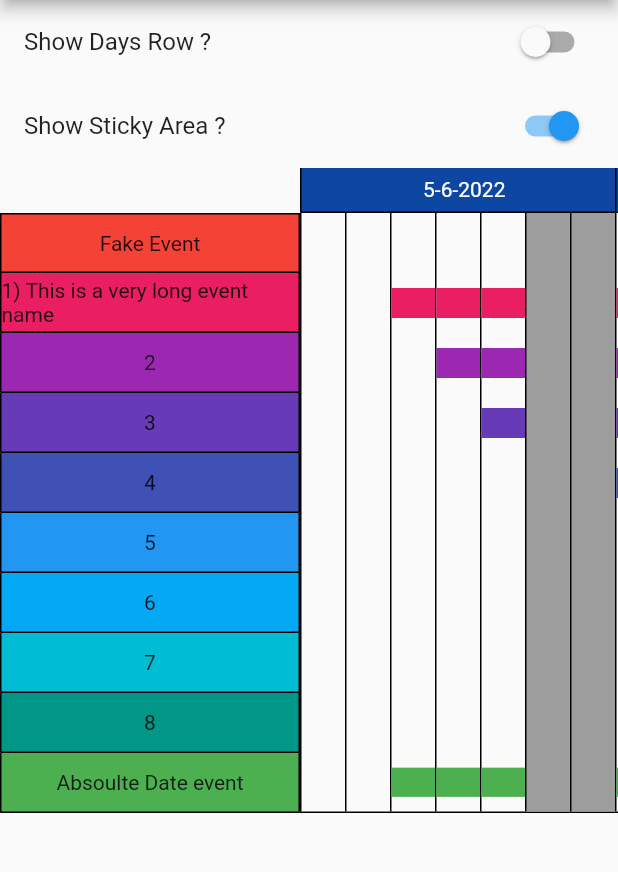
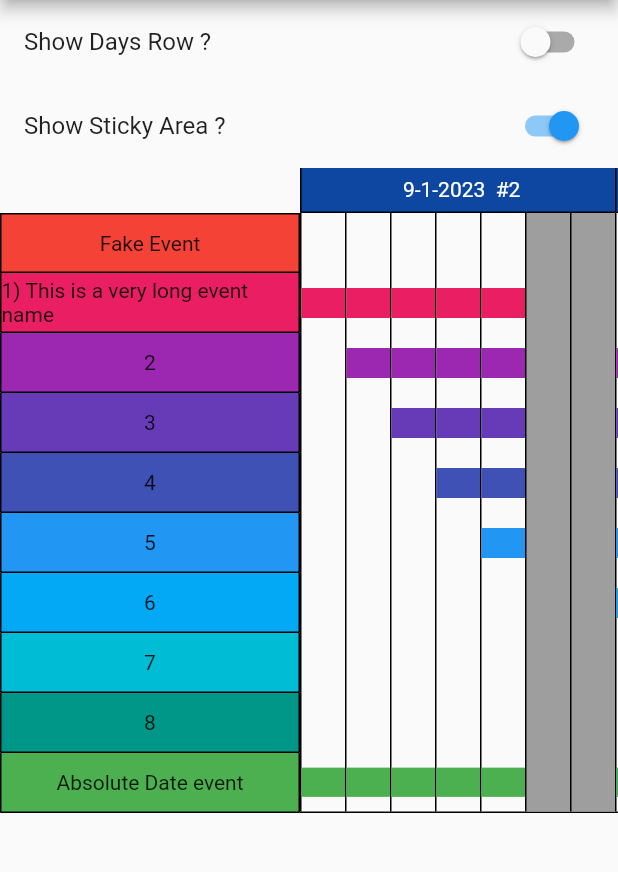
Before and after one commit to Bdaya-Dev/flutter_gantt_chart, a Flutter app: the screen it shows after launch, after a tap on "Show Days Row ?", on a phone screen of 412 x 824 dp, the part 84-956 px from its top. Run offline on Flutter 3.47's test engine with Material 2 defaults, Android fonts, the phone set to English and light mode, and no system bars.

Commit message:
adding day n° + week number

```diff
--- a/example/lib/main.dart
+++ b/example/lib/main.dart
@@ -27,9 +27,7 @@ class MyApp extends StatelessWidget {
       debugShowCheckedModeBanner: false,
       scrollBehavior: MyCustomScrollBehavior(),
       title: 'Flutter Demo',
-      theme: ThemeData(
-        primarySwatch: Colors.blue,
-      ),
+      theme: ThemeData(primarySwatch: Colors.blue),
       home: const MyHomePage(),
     );
   }
@@ -65,19 +63,15 @@ class _MyHomePageState extends State<MyHomePage> {
   Widget build(BuildContext context) {
     return Scaffold(
       appBar: AppBar(
-        title: Text('Gantt chart demo'),
+        title: const Text('Gantt chart demo'),
         actions: [
           IconButton(
             onPressed: onZoomIn,
-            icon: const Icon(
-              Icons.zoom_in,
-            ),
+            icon: const Icon(Icons.zoom_in),
           ),
           IconButton(
             onPressed: onZoomOut,
-            icon: const Icon(
-              Icons.zoom_out,
-            ),
+            icon: const Icon(Icons.zoom_out),
           ),
         ],
       ),
@@ -86,7 +80,7 @@ class _MyHomePageState extends State<MyHomePage> {
           children: [
             SwitchListTile.adaptive(
               value: showDaysRow,
-              title: Text('Show Days Row ?'),
+              title: const Text('Show Days Row ?'),
               onChanged: (newVal) {
                 setState(() {
                   showDaysRow = newVal;
@@ -95,7 +89,7 @@ class _MyHomePageState extends State<MyHomePage> {
             ),
             SwitchListTile.adaptive(
               value: showStickyArea,
-              title: Text('Show Sticky Area ?'),
+              title: const Text('Show Sticky Area ?'),
               onChanged: (newVal) {
                 setState(() {
                   showStickyArea = newVal;
@@ -104,18 +98,18 @@ class _MyHomePageState extends State<MyHomePage> {
             ),
             GanttChartView(
               maxDuration: const Duration(days: 30 * 2),
-              startDate: DateTime(2022, 6, 7),
+              startDate: DateTime.now(),
               dayWidth: dayWidth,
               eventHeight: 40,
               stickyAreaWidth: 200,
               showStickyArea: showStickyArea,
               showDays: showDaysRow,
-              weekEnds: const {WeekDay.friday, WeekDay.saturday},
+              weekEnds: const {WeekDay.saturday, WeekDay.sunday},
               isExtraHoliday: (context, day) {
                 //define custom holiday logic for each day
-                return DateUtils.isSameDay(DateTime(2022, 7, 1), day);
+                return DateUtils.isSameDay(DateTime(2023, 1, 1), day);
               },
-              startOfTheWeek: WeekDay.sunday,
+              startOfTheWeek: WeekDay.monday,
               events: [
                 GanttRelativeEvent(
                   relativeToStart: const Duration(days: 0),
@@ -163,9 +157,9 @@ class _MyHomePageState extends State<MyHomePage> {
                   displayName: '8',
                 ),
                 GanttAbsoluteEvent(
-                  displayName: 'Absoulte Date event',
-                  startDate: DateTime(2022, 6, 7),
-                  endDate: DateTime(2022, 6, 20),
+                  displayName: 'Absolute Date event',
+                  startDate: DateTime.now().subtract(const Duration(days: 7)),
+                  endDate: DateTime.now().add(const Duration(days: 7)),
                 )
               ],
             ),
--- a/lib/src/gantt_default_day_header.dart
+++ b/lib/src/gantt_default_day_header.dart
@@ -29,7 +29,7 @@ class GanttChartDefaultDayHeader extends StatelessWidget {
       ),
       child: Center(
         child: Text(
-          weekDay.symbol,
+          '${weekDay.symbol}\n${date.day}',
           style: TextStyle(color: textColor),
         ),
       ),
--- a/lib/src/gantt_default_week_header.dart
+++ b/lib/src/gantt_default_week_header.dart
@@ -1,4 +1,13 @@
 import 'package:flutter/material.dart';
+
+// TODO extend display with week number
+extension WeeksBetween on DateTime {
+  int get weekNumberOfTheYear => (DateTime.utc(year, month, day)
+              .difference(DateTime.utc(year, 1, 1))
+              .inDays /
+          7)
+      .ceil();
+}
 
 class GanttChartDefaultWeekHeader extends StatelessWidget {
   const GanttChartDefaultWeekHeader({
@@ -27,7 +36,8 @@ class GanttChartDefaultWeekHeader extends StatelessWidget {
           } else if (constraints.maxWidth < 7 * 20) {
             txt = '${weekDate.month}-${weekDate.year % 100}';
           } else {
-            txt = '${weekDate.day}-${weekDate.month}-${weekDate.year}';
+            txt =
+                '${weekDate.day}-${weekDate.month}-${weekDate.year}  #${weekDate.weekNumberOfTheYear} ';
           }
 
           return Text(
--- a/lib/src/gantt_view.dart
+++ b/lib/src/gantt_view.dart
@@ -33,7 +33,7 @@ class GanttChartView extends StatefulWidget {
     this.dayWidth = 30,
     this.eventHeight = 30,
     this.weekHeaderHeight = 30,
-    this.dayHeaderHeight = 30,
+    this.dayHeaderHeight = 40,
     this.weekEnds = const {WeekDay.friday, WeekDay.saturday},
     this.dayHeaderBuilder,
     this.weekHeaderBuilder,
--- a/lib/src/week_day.dart
+++ b/lib/src/week_day.dart
@@ -1,3 +1,5 @@
+// Consider localizing this
+
 enum WeekDay {
   monday(DateTime.monday, 'M'),
   tuesday(DateTime.tuesday, 'Tu'),
```
Also changed, not shown: example/pubspec.lock.
